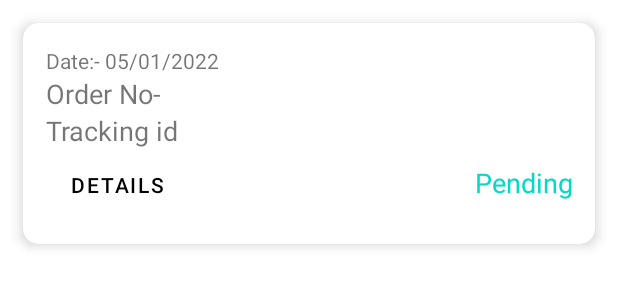
After one commit to Gyan-Ratan/Apni-Care, an Android app: the layout your_orders_card.xml on its own in the app's theme, with its tools: preview values and no code run, on a phone screen of 412 x 824 dp. The commit adds this screen. Shown: the top 300 px of the screen. Run offline under Robolectric (Android 15) with nearby library versions, the phone set to English and light mode, and no system bars.

Commit message:
Your orders added

```diff
--- /dev/null
+++ b/app/src/main/res/layout/your_orders_card.xml
@@ -0,0 +1,67 @@
+<?xml version="1.0" encoding="utf-8"?>
+<LinearLayout xmlns:android="http://schemas.android.com/apk/res/android"
+    xmlns:app="http://schemas.android.com/apk/res-auto"
+    xmlns:tools="http://schemas.android.com/tools"
+    android:layout_width="match_parent"
+    android:layout_height="wrap_content"
+    android:orientation="vertical">
+
+    <androidx.cardview.widget.CardView
+        android:layout_width="match_parent"
+        android:layout_height="wrap_content"
+        android:layout_margin="15sp"
+        android:layout_marginStart="15dp"
+        android:layout_marginEnd="14dp"
+        android:elevation="5dp"
+        app:cardElevation="5sp"
+        app:cardCornerRadius="10sp"
+        app:layout_constraintBottom_toBottomOf="parent"
+        app:layout_constraintEnd_toEndOf="parent"
+        app:layout_constraintStart_toStartOf="parent"
+        app:layout_constraintTop_toTopOf="parent">
+
+        <LinearLayout
+            android:layout_width="match_parent"
+            android:layout_height="wrap_content"
+            android:orientation="vertical"
+            android:padding="15sp">
+
+            <TextView
+                android:layout_width="wrap_content"
+                android:layout_height="wrap_content"
+                android:text="Date:- 05/01/2022" />
+
+            <TextView
+                android:layout_width="wrap_content"
+                android:layout_height="wrap_content"
+                android:text="Order No-"
+                android:textSize="18sp"
+
+                />
+            <TextView
+                android:layout_width="match_parent"
+                android:layout_height="wrap_content"
+                android:text="Tracking id"
+                android:textSize="18sp"/>
+            <LinearLayout
+                android:layout_width="match_parent"
+                android:layout_height="wrap_content"
+                android:orientation="horizontal">
+                <Button
+                    android:layout_width="wrap_content"
+                    android:layout_height="wrap_content"
+                    android:text="Details"
+                    android:background="@color/transparent"
+                    android:textColor="@color/black"/>
+                <TextView
+                    android:layout_width="match_parent"
+                    android:layout_height="wrap_content"
+                    android:text="Pending"
+                    android:textColor="@color/teal_200"
+                    android:textSize="18dp"
+                    android:gravity="end"/>
+
+            </LinearLayout>
+        </LinearLayout>
+    </androidx.cardview.widget.CardView>
+</LinearLayout>
```
Also changed, not shown: app/src/main/res/layout/fragment_your_orders.xml (+39 -8 lines).
